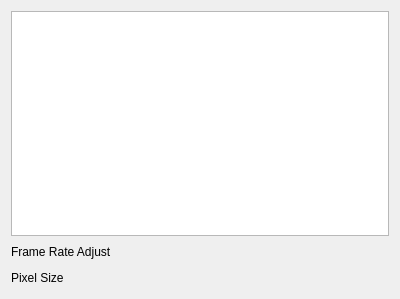
Qt form cgt/projectpropertieswidget.ui (jonathanHuwP/CrystalGrowthTracker) before a commit.
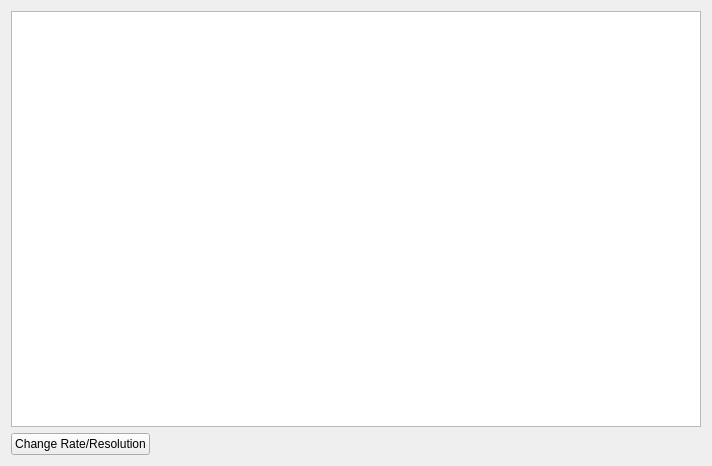
The same form after that commit.

Commit message: added change frame rate/resolution button, results tab and report tab

Diff of the .ui file:
```diff
--- a/cgt/projectpropertieswidget.ui
+++ b/cgt/projectpropertieswidget.ui
@@ -6,8 +6,8 @@
    <rect>
     <x>0</x>
     <y>0</y>
-    <width>400</width>
-    <height>299</height>
+    <width>712</width>
+    <height>466</height>
    </rect>
   </property>
   <property name="windowTitle">
@@ -24,33 +24,9 @@
    <item>
     <layout class="QHBoxLayout" name="horizontalLayout">
      <item>
-      <widget class="QLabel" name="label">
+      <widget class="QPushButton" name="_changeRateButton">
        <property name="text">
-        <string>Frame Rate Adjust </string>
-       </property>
-      </widget>
-     </item>
-     <item>
-      <spacer name="horizontalSpacer_2">
-       <property name="orientation">
-        <enum>Qt::Horizontal</enum>
-       </property>
-       <property name="sizeHint" stdset="0">
-        <size>
-         <width>40</width>
-         <height>20</height>
-        </size>
-       </property>
-      </spacer>
-     </item>
-    </layout>
-   </item>
-   <item>
-    <layout class="QHBoxLayout" name="horizontalLayout_2">
-     <item>
-      <widget class="QLabel" name="label_2">
-       <property name="text">
-        <string>Pixel Size</string>
+        <string>Change Rate/Resolution</string>
        </property>
       </widget>
      </item>
```
Left out of the diff: 19 changed lines with no effect on the pictures. The commit also changes 2 other files.
